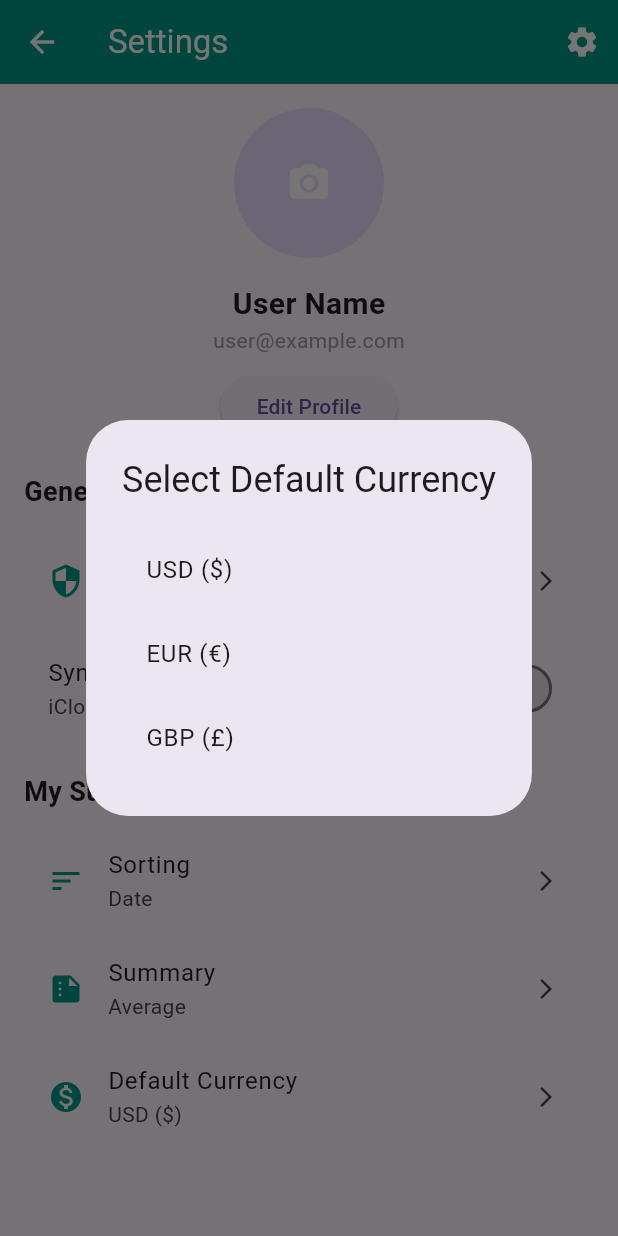
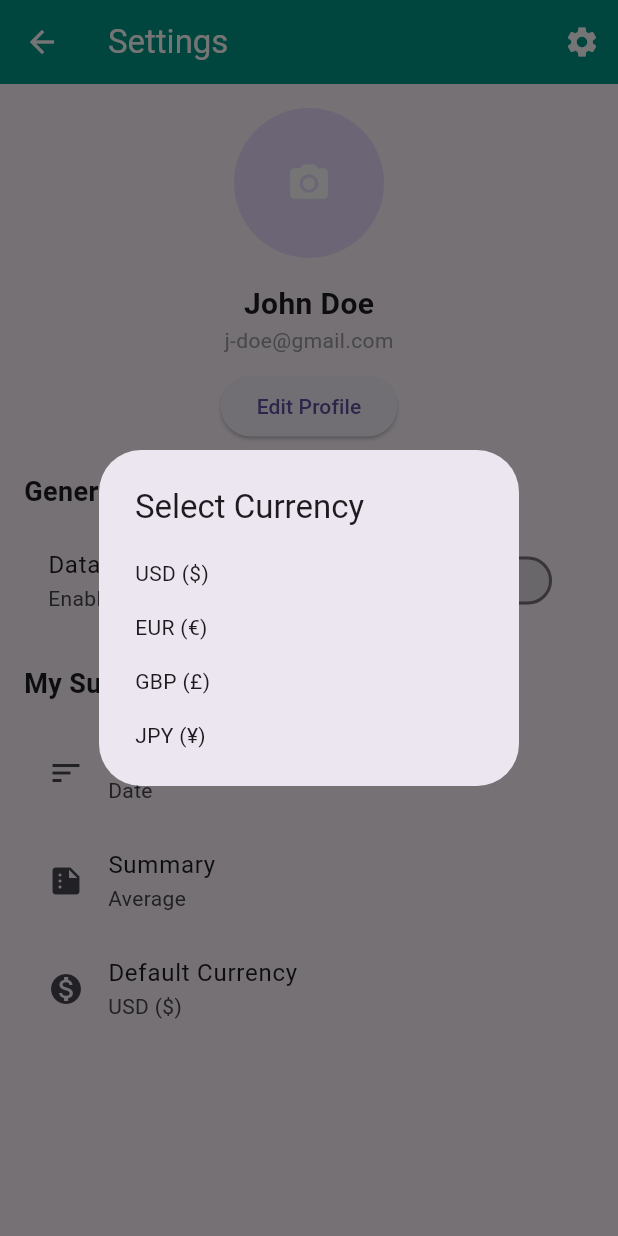
Before and after one commit to Qylahrzk/projectmoneyflow, a Flutter app: the AccountScreen screen opened directly, after a tap on "Default Currency", on a phone screen of 412 x 824 dp. Run offline on Flutter 3.47's test engine with Material 3 defaults, Android fonts, the phone set to English and light mode, and no system bars; our stand-ins replace fl_chart, flutter_secure_storage, hive, hive_flutter, image_picker, shared_preferences; missing offline and left inert: google_ml_kit; accounts and stored records are empty.

Commit message:
Fix4 - Account Screen

```diff
--- a/lib/screens/account_screen.dart
+++ b/lib/screens/account_screen.dart
@@ -1,6 +1,8 @@
 import 'package:flutter/material.dart';
 import 'package:hive/hive.dart';
 import 'package:image_picker/image_picker.dart';
+// ignore: unused_import
+import 'package:moneyflow/screens/settings_screen.dart';
 import 'dart:io';
 
 class AccountScreen extends StatefulWidget {
@@ -12,24 +14,31 @@ class AccountScreen extends StatefulWidget {
 
 class _AccountScreenState extends State<AccountScreen> {
   final ImagePicker _picker = ImagePicker();
+  late Box userBox;
   String? _profilePicture;
-  String _name = 'User Name';
-  String _email = 'user@example.com';
-  late Box userBox;
+  String _name = 'John Doe';
+  String _email = 'j-doe@gmail.com';
+  String _defaultCurrency = 'USD (\$)';
+  String _sorting = 'Date';
+  String _summary = 'Average';
+  bool _syncEnabled = false;
 
   @override
   void initState() {
     super.initState();
-    // Open Hive box in initState
     userBox = Hive.box('user');
-    _initializeUserData();
+    _loadUserData();
   }
 
-  void _initializeUserData() {
+  void _loadUserData() {
     setState(() {
       _profilePicture = userBox.get('profilePicture');
-      _name = userBox.get('name', defaultValue: 'User Name');
-      _email = userBox.get('email', defaultValue: 'user@example.com');
+      _name = userBox.get('name', defaultValue: 'John Doe');
+      _email = userBox.get('email', defaultValue: 'j-doe@gmail.com');
+      _defaultCurrency = userBox.get('defaultCurrency', defaultValue: 'USD (\$)');
+      _sorting = userBox.get('sorting', defaultValue: 'Date');
+      _summary = userBox.get('summary', defaultValue: 'Average');
+      _syncEnabled = userBox.get('syncEnabled', defaultValue: false);
     });
   }
 
@@ -43,10 +52,10 @@ class _AccountScreenState extends State<AccountScreen> {
     }
   }
 
-  void _editProfileName() {
+  Future<void> _editProfileName() async {
     TextEditingController nameController = TextEditingController(text: _name);
 
-    showDialog(
+    await showDialog(
       context: context,
       builder: (context) {
         return AlertDialog(
@@ -78,106 +87,30 @@ class _AccountScreenState extends State<AccountScreen> {
     );
   }
 
-  void _showSecuritySettings() {
-    Navigator.pushNamed(context, '/security');
-  }
-
-  void _toggleSync(bool value) {
-    // Example: Add functionality for sync toggle
-    setState(() {
-      userBox.put('syncEnabled', value);
-    });
-  }
-
-  void _showSortingOptions() {
-    showDialog(
+  Future<void> _selectOption({
+    required String title,
+    required List<String> options,
+    required Function(String) onSelected,
+    required String currentSelection,
+  }) async {
+    final selectedOption = await showDialog<String>(
       context: context,
-      builder: (context) => AlertDialog(
-        title: const Text('Sorting Options'),
-        content: Column(
-          mainAxisSize: MainAxisSize.min,
-          children: [
-            ListTile(
-              title: const Text('Date'),
-              onTap: () {
-                userBox.put('sorting', 'Date');
-                Navigator.pop(context);
-              },
+      builder: (context) => SimpleDialog(
+        title: Text('Select $title'),
+        children: options
+            .map(
+              (option) => SimpleDialogOption(
+                onPressed: () => Navigator.pop(context, option),
+                child: Text(option),
               ),
-            ListTile(
-              title: const Text('Amount'),
-              onTap: () {
-                userBox.put('sorting', 'Amount');
-                Navigator.pop(context);
-              },
-            ),
-          ],
-        ),
+            )
+            .toList(),
       ),
     );
+
+    if (selectedOption != null && selectedOption != currentSelection) {
+      onSelected(selectedOption);
     }
-
-  void _showSummaryOptions() {
-    showDialog(
-      context: context,
-      builder: (context) => AlertDialog(
-        title: const Text('Summary Options'),
-        content: Column(
-          mainAxisSize: MainAxisSize.min,
-          children: [
-            ListTile(
-              title: const Text('Average'),
-              onTap: () {
-                userBox.put('summary', 'Average');
-                Navigator.pop(context);
-              },
-            ),
-            ListTile(
-              title: const Text('Total'),
-              onTap: () {
-                userBox.put('summary', 'Total');
-                Navigator.pop(context);
-              },
-            ),
-          ],
-        ),
-      ),
-    );
-  }
-
-  void _showCurrencyOptions() {
-    showDialog(
-      context: context,
-      builder: (context) => AlertDialog(
-        title: const Text('Select Default Currency'),
-        content: Column(
-          mainAxisSize: MainAxisSize.min,
-          children: [
-            ListTile(
-              title: const Text('USD (\$)'),
-              onTap: () {
-                userBox.put('currency', 'USD (\$)');
-                Navigator.pop(context);
-              },
-            ),
-            ListTile(
-              title: const Text('EUR (€)'),
-              onTap: () {
-                userBox.put('currency', 'EUR (€)');
-                Navigator.pop(context);
-              },
-            ),
-            ListTile(
-              title: const Text('GBP (£)'),
-              onTap: () {
-                userBox.put('currency', 'GBP (£)');
-                Navigator.pop(context);
-              },
-            ),
-          ],
-        ),
-      ),
-    );
   }
 
   @override
@@ -189,7 +122,13 @@ class _AccountScreenState extends State<AccountScreen> {
           IconButton(
             icon: const Icon(Icons.settings),
             onPressed: () {
-              Navigator.pushNamed(context, '/settings');
+              // Navigate to the settings screen
+              Navigator.push(
+                context,
+                MaterialPageRoute(
+                  builder: (context) => const CustomSettingsScreen(),
+                )
+              );
             },
           ),
         ],
@@ -197,10 +136,11 @@ class _AccountScreenState extends State<AccountScreen> {
       body: SingleChildScrollView(
         padding: const EdgeInsets.all(16.0),
         child: Column(
-          crossAxisAlignment: CrossAxisAlignment.center,
+          crossAxisAlignment: CrossAxisAlignment.start,
           children: [
-            // Profile Section
-            GestureDetector(
+            // Center the profile section
+            Center(
+              child: GestureDetector(
                 onTap: _pickProfilePicture,
                 child: CircleAvatar(
                   radius: 50,
@@ -213,7 +153,11 @@ class _AccountScreenState extends State<AccountScreen> {
                       : null,
                 ),
               ),
+            ),
             const SizedBox(height: 16),
+            Center(
+              child: Column(
+                children: [
                   Text(
                     _name,
                     style: const TextStyle(fontSize: 20, fontWeight: FontWeight.bold),
@@ -227,54 +171,104 @@ class _AccountScreenState extends State<AccountScreen> {
                     onPressed: _editProfileName,
                     child: const Text('Edit Profile'),
                   ),
+                ],
+              ),
+            ),
             const SizedBox(height: 20),
+
             // General Section
-            const Align(
-              alignment: Alignment.centerLeft,
-              child: Text(
+            const Text(
               'General',
               style: TextStyle(fontSize: 18, fontWeight: FontWeight.bold),
             ),
-            ),
             const SizedBox(height: 10),
-            _buildListTile('Security', 'Face ID', Icons.security,
-                onTap: _showSecuritySettings),
             SwitchListTile(
-              title: const Text('Sync'),
-              subtitle: const Text('iCloud Sync'),
-              value: userBox.get('syncEnabled', defaultValue: false),
-              onChanged: _toggleSync,
+              title: const Text('Data Sync'),
+              subtitle: const Text('Enable Data Sync'),
+              value: _syncEnabled,
+              onChanged: (value) {
+                setState(() {
+                  _syncEnabled = value;
+                  userBox.put('syncEnabled', _syncEnabled);
+                });
+              },
             ),
             const SizedBox(height: 20),
-            // Subscriptions Section
-            const Align(
-              alignment: Alignment.centerLeft,
-              child: Text(
+
+            // My Subscriptions Section
+            const Text(
               'My Subscriptions',
               style: TextStyle(fontSize: 18, fontWeight: FontWeight.bold),
             ),
+            const SizedBox(height: 10),
+            ListTile(
+              leading: const Icon(Icons.sort),
+              title: const Text('Sorting'),
+              subtitle: Text(_sorting),
+              onTap: () => _selectOption(
+                title: 'Sorting',
+                options: ['Date', 'Alphabetical', 'Category'],
+                currentSelection: _sorting,
+                onSelected: (newSorting) {
+                  setState(() {
+                    _sorting = newSorting;
+                    userBox.put('sorting', _sorting);
+                  });
+                },
               ),
-            const SizedBox(height: 10),
-            _buildListTile('Sorting', 'Date', Icons.sort,
-                onTap: _showSortingOptions),
-            _buildListTile('Summary', 'Average', Icons.summarize,
-                onTap: _showSummaryOptions),
-            _buildListTile('Default Currency', 'USD (\$)', Icons.monetization_on,
-                onTap: _showCurrencyOptions),
+            ),
+            ListTile(
+              leading: const Icon(Icons.summarize),
+              title: const Text('Summary'),
+              subtitle: Text(_summary),
+              onTap: () => _selectOption(
+                title: 'Summary',
+                options: ['Average', 'Total', 'Detailed'],
+                currentSelection: _summary,
+                onSelected: (newSummary) {
+                  setState(() {
+                    _summary = newSummary;
+                    userBox.put('summary', _summary);
+                  });
+                },
+              ),
+            ),
+            ListTile(
+              leading: const Icon(Icons.monetization_on),
+              title: const Text('Default Currency'),
+              subtitle: Text(_defaultCurrency),
+              onTap: () => _selectOption(
+                title: 'Currency',
+                options: ['USD (\$)', 'EUR (€)', 'GBP (£)', 'JPY (¥)'],
+                currentSelection: _defaultCurrency,
+                onSelected: (newCurrency) {
+                  setState(() {
+                    _defaultCurrency = newCurrency;
+                    userBox.put('defaultCurrency', _defaultCurrency);
+                  });
+                },
+              ),
+            ),
           ],
         ),
       ),
     );
   }
+}
 
-  Widget _buildListTile(String title, String subtitle, IconData icon,
-      {required VoidCallback onTap}) {
-    return ListTile(
-      leading: Icon(icon, color: Colors.teal),
-      title: Text(title),
-      subtitle: Text(subtitle),
-      trailing: const Icon(Icons.arrow_forward_ios, size: 16),
-      onTap: onTap,
+// Updated Dummy SettingsScreen widget to avoid conflict
+class CustomSettingsScreen extends StatelessWidget {
+  const CustomSettingsScreen({super.key});
+
+  @override
+  Widget build(BuildContext context) {
+    return Scaffold(
+      appBar: AppBar(
+        title: const Text('Settings Screen'),
+      ),
+      body: const Center(
+        child: Text('This is the settings screen.'),
+      ),
     );
   }
 }
```
Lines whose indentation alone changed are shown as unchanged.
